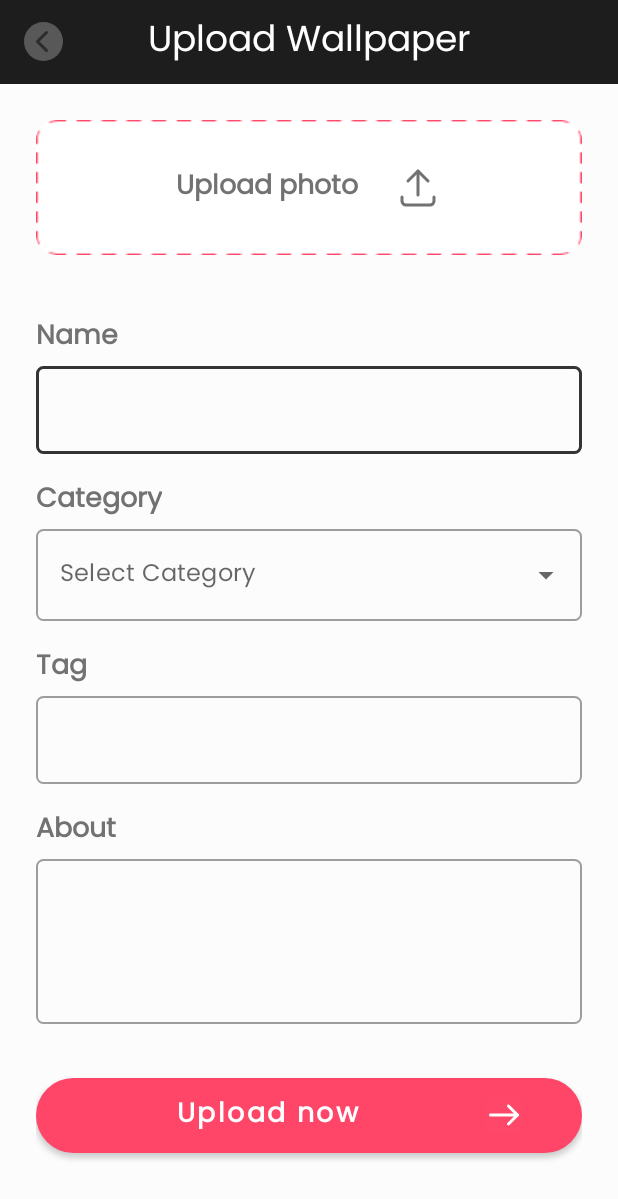
After one commit to rajib0909/RS_Wallpaper, an Android app: the layout fragment_upload_image.xml on its own in the app's theme, with its tools: preview values and no code run, on a phone screen of 412 x 824 dp. The commit adds this screen. Shown: the top 1199 px of the screen. Run offline under Robolectric (Android 15) with nearby library versions, the phone set to English and light mode, and no system bars.

Commit message:
Design Done

```diff
--- a/app/build.gradle
+++ b/app/build.gradle
@@ -70,5 +70,7 @@ dependencies {
     implementation 'de.hdodenhof:circleimageview:3.1.0'
     implementation 'com.github.zcweng:switch-button:0.0.3@aar'
 
-    implementation 'com.squareup.picasso:picasso:2.8'
+    implementation 'com.github.dhaval2404:imagepicker:2.1'
+
+
 }
--- /dev/null
+++ b/app/src/main/res/drawable/ic_upload_black.xml
@@ -0,0 +1,27 @@
+<vector xmlns:android="http://schemas.android.com/apk/res/android"
+    android:width="32dp"
+    android:height="32dp"
+    android:viewportWidth="32"
+    android:viewportHeight="32">
+  <path
+      android:pathData="M5.3333,22.6667V25.3333C5.3333,26.0406 5.6142,26.7189 6.1143,27.2189C6.6144,27.719 7.2927,28 7.9999,28H23.9999C24.7072,28 25.3854,27.719 25.8855,27.2189C26.3856,26.7189 26.6666,26.0406 26.6666,25.3333V22.6667"
+      android:strokeLineJoin="round"
+      android:strokeWidth="2"
+      android:fillColor="#00000000"
+      android:strokeColor="#727272"
+      android:strokeLineCap="round"/>
+  <path
+      android:pathData="M9.3333,12L15.9999,5.3333L22.6666,12"
+      android:strokeLineJoin="round"
+      android:strokeWidth="2"
+      android:fillColor="#00000000"
+      android:strokeColor="#727272"
+      android:strokeLineCap="round"/>
+  <path
+      android:pathData="M16,5.3333V21.3333"
+      android:strokeLineJoin="round"
+      android:strokeWidth="2"
+      android:fillColor="#00000000"
+      android:strokeColor="#727272"
+      android:strokeLineCap="round"/>
+</vector>
--- a/app/src/main/res/layout/fragment_home.xml
+++ b/app/src/main/res/layout/fragment_home.xml
@@ -77,7 +77,7 @@
 
 
         <com.google.android.material.floatingactionbutton.FloatingActionButton
-            android:id="@+id/floating_action_button"
+            android:id="@+id/upload_image_button"
             android:layout_width="wrap_content"
             android:layout_height="wrap_content"
             android:layout_gravity="bottom|right"
--- /dev/null
+++ b/app/src/main/res/layout/fragment_upload_image.xml
@@ -0,0 +1,252 @@
+<?xml version="1.0" encoding="utf-8"?>
+<layout>
+
+    <RelativeLayout xmlns:android="http://schemas.android.com/apk/res/android"
+        xmlns:app="http://schemas.android.com/apk/res-auto"
+        xmlns:tools="http://schemas.android.com/tools"
+        android:layout_width="match_parent"
+        android:layout_height="match_parent"
+        android:background="@color/background_color"
+        tools:context=".view.fragment.UploadImageFragment">
+
+        <androidx.appcompat.widget.Toolbar
+            android:id="@+id/toolbar"
+            android:layout_width="match_parent"
+            android:layout_height="?attr/actionBarSize"
+            android:layout_alignParentTop="true"
+            android:background="@color/theme_color">
+
+            <ImageView
+                android:id="@+id/btnBack"
+                android:layout_width="wrap_content"
+                android:layout_height="wrap_content"
+                android:layout_centerVertical="true"
+                android:src="@drawable/ic_back" />
+
+            <TextView
+                android:id="@+id/categoryTitle"
+                android:layout_width="wrap_content"
+                android:layout_height="wrap_content"
+                android:layout_gravity="center"
+                android:text="@string/upload_wallpaper"
+                android:textColor="@color/white"
+                android:textFontWeight="500"
+                android:textSize="24sp" />
+
+        </androidx.appcompat.widget.Toolbar>
+
+        <androidx.core.widget.NestedScrollView
+            android:id="@+id/scrollView"
+            android:layout_width="match_parent"
+            android:layout_height="match_parent"
+            android:layout_below="@+id/toolbar"
+            android:fillViewport="true">
+
+            <LinearLayout
+                android:layout_width="match_parent"
+                android:layout_height="match_parent"
+                android:orientation="vertical"
+                android:padding="24dp">
+
+                <com.google.android.material.card.MaterialCardView
+                    android:id="@+id/choose_photo"
+                    android:layout_width="match_parent"
+                    android:layout_height="90dp"
+                    android:clickable="true"
+                    android:focusable="true"
+                    app:cardCornerRadius="13dp"
+                    app:cardElevation="0dp">
+
+                    <LinearLayout
+                        android:layout_width="match_parent"
+                        android:layout_height="match_parent"
+                        android:background="@drawable/upload_photo_bg"
+                        android:gravity="center"
+                        android:orientation="horizontal">
+
+                        <TextView
+                            android:layout_width="wrap_content"
+                            android:layout_height="wrap_content"
+                            android:layout_gravity="center_vertical"
+                            android:text="@string/upload_photo"
+                            android:textColor="#727272"
+                            android:textFontWeight="600"
+                            android:textSize="18sp" />
+
+                        <ImageView
+                            android:layout_width="wrap_content"
+                            android:layout_height="wrap_content"
+                            android:layout_gravity="center_vertical"
+                            android:layout_marginStart="24dp"
+                            android:src="@drawable/ic_upload_black" />
+
+
+                    </LinearLayout>
+
+                </com.google.android.material.card.MaterialCardView>
+
+
+                <ImageView
+                    android:id="@+id/srcImage"
+                    android:layout_width="150dp"
+                    android:layout_height="266dp"
+                    android:layout_gravity="center_horizontal"
+                    android:layout_marginTop="20dp"
+                    android:visibility="gone" />
+
+
+                <TextView
+                    android:layout_width="wrap_content"
+                    android:layout_height="wrap_content"
+                    android:layout_gravity="center_vertical"
+                    android:layout_marginTop="40dp"
+                    android:text="@string/name"
+                    android:textColor="#727272"
+                    android:textFontWeight="600"
+                    android:textSize="18sp" />
+
+                <com.google.android.material.textfield.TextInputLayout
+                    android:id="@+id/label_et_name"
+                    style="@style/Widget.MaterialComponents.TextInputLayout.OutlinedBox"
+                    android:layout_width="match_parent"
+                    android:layout_height="wrap_content"
+                    android:layout_marginTop="4dp"
+                    app:boxCornerRadiusBottomEnd="5dp"
+                    app:boxCornerRadiusBottomStart="5dp"
+                    app:boxCornerRadiusTopEnd="5dp"
+                    app:boxCornerRadiusTopStart="5dp"
+                    app:hintEnabled="false">
+
+                    <com.google.android.material.textfield.TextInputEditText
+                        android:id="@+id/et_name"
+                        android:layout_width="match_parent"
+                        android:layout_height="wrap_content"
+                        android:inputType="text"
+                        android:maxLines="1"
+                        android:textSize="14dp" />
+
+                </com.google.android.material.textfield.TextInputLayout>
+
+                <TextView
+                    android:layout_width="wrap_content"
+                    android:layout_height="wrap_content"
+                    android:layout_gravity="center_vertical"
+                    android:layout_marginTop="16dp"
+                    android:text="@string/category"
+                    android:textColor="#727272"
+                    android:textFontWeight="600"
+                    android:textSize="18sp" />
+
+                <com.google.android.material.textfield.TextInputLayout
+                    android:id="@+id/label_category"
+                    style="@style/Widget.MaterialComponents.TextInputLayout.OutlinedBox.ExposedDropdownMenu"
+                    android:layout_width="match_parent"
+                    android:layout_height="wrap_content"
+                    android:layout_marginTop="4dp"
+                    app:boxCornerRadiusBottomEnd="5dp"
+                    app:boxCornerRadiusBottomStart="5dp"
+                    app:boxCornerRadiusTopEnd="5dp"
+                    app:boxCornerRadiusTopStart="5dp"
+                    app:hintEnabled="false">
+
+                    <AutoCompleteTextView
+                        android:id="@+id/spinner_category"
+                        android:layout_width="match_parent"
+                        android:layout_height="wrap_content"
+                        android:hint="@string/select_category"
+                        android:inputType="none" />
+
+                </com.google.android.material.textfield.TextInputLayout>
+
+
+                <TextView
+                    android:layout_width="wrap_content"
+                    android:layout_height="wrap_content"
+                    android:layout_gravity="center_vertical"
+                    android:layout_marginTop="16dp"
+                    android:text="@string/tag"
+                    android:textColor="#727272"
+                    android:textFontWeight="600"
+                    android:textSize="18sp" />
+
+                <com.google.android.material.textfield.TextInputLayout
+                    android:id="@+id/label_et_tag"
+                    style="@style/Widget.MaterialComponents.TextInputLayout.OutlinedBox"
+                    android:layout_width="match_parent"
+                    android:layout_height="wrap_content"
+                    android:layout_marginTop="4dp"
+                    app:boxCornerRadiusBottomEnd="5dp"
+                    app:boxCornerRadiusBottomStart="5dp"
+                    app:boxCornerRadiusTopEnd="5dp"
+                    app:boxCornerRadiusTopStart="5dp"
+                    app:hintEnabled="false">
+
+                    <com.google.android.material.textfield.TextInputEditText
+                        android:id="@+id/et_tag"
+                        android:layout_width="match_parent"
+                        android:layout_height="wrap_content"
+                        android:inputType="text"
+                        android:maxLines="1"
+                        android:textSize="14dp" />
+
+                </com.google.android.material.textfield.TextInputLayout>
+
+
+                <TextView
+                    android:layout_width="wrap_content"
+                    android:layout_height="wrap_content"
+                    android:layout_gravity="center_vertical"
+                    android:layout_marginTop="16dp"
+                    android:text="@string/about"
+                    android:textColor="#727272"
+                    android:textFontWeight="600"
+                    android:textSize="18sp" />
+
+                <com.google.android.material.textfield.TextInputLayout
+                    android:id="@+id/label_et_about"
+                    style="@style/Widget.MaterialComponents.TextInputLayout.OutlinedBox"
+                    android:layout_width="match_parent"
+                    android:layout_height="110dp"
+                    android:layout_marginTop="4dp"
+                    app:boxCornerRadiusBottomEnd="5dp"
+                    app:boxCornerRadiusBottomStart="5dp"
+                    app:boxCornerRadiusTopEnd="5dp"
+                    app:boxCornerRadiusTopStart="5dp"
+                    app:hintEnabled="false">
+
+                    <com.google.android.material.textfield.TextInputEditText
+                        android:id="@+id/et_about"
+                        android:layout_width="match_parent"
+                        android:layout_height="match_parent"
+                        android:gravity="top"
+                        android:inputType="textMultiLine"
+                        android:maxLines="4"
+                        android:textSize="14dp" />
+
+                </com.google.android.material.textfield.TextInputLayout>
+
+                <com.google.android.material.button.MaterialButton
+                    android:id="@+id/btn_upload_now"
+                    android:layout_width="match_parent"
+                    android:layout_height="wrap_content"
+                    android:layout_marginTop="30dp"
+                    android:drawableEnd="@drawable/ic_arrow_icon"
+                    android:drawableTint="@color/white"
+                    android:paddingTop="10dp"
+                    android:paddingEnd="40dp"
+                    android:paddingBottom="10dp"
+                    android:text="@string/upload_now"
+                    android:textAllCaps="false"
+                    android:textColor="@color/white"
+                    android:textFontWeight="600"
+                    android:textSize="18sp"
+                    app:backgroundTint="@color/purple"
+                    app:cornerRadius="30dp" />
+
+
+            </LinearLayout>
+        </androidx.core.widget.NestedScrollView>
+
+    </RelativeLayout>
+
+</layout>
--- a/app/src/main/res/navigation/mobile_navigation.xml
+++ b/app/src/main/res/navigation/mobile_navigation.xml
@@ -47,6 +47,12 @@
         android:label=""
         tools:layout="@layout/fragment_profile" />
 
+    <fragment
+        android:id="@+id/navigation_upload_image"
+        android:name="com.rsdesign.wallpaper.view.fragment.UploadImageFragment"
+        android:label=""
+        tools:layout="@layout/fragment_upload_image" />
+
 
 
 </navigation>
--- a/app/src/main/res/values/strings.xml
+++ b/app/src/main/res/values/strings.xml
@@ -44,4 +44,12 @@
     <string name="app_version_1_0_0_rs_wallpaper">App Version : 1.0.0 RS Wallpaper</string>
     <string name="todo">TODO</string>
     <string name="following">Following</string>
+    <string name="upload_wallpaper">Upload Wallpaper</string>
+    <string name="upload_photo">Upload photo</string>
+    <string name="name">Name</string>
+    <string name="select_category">Select Category</string>
+    <string name="tag">Tag</string>
+    <string name="about">About</string>
+    <string name="upload_now">Upload now</string>
+    <string name="ok">Ok</string>
 </resources>
--- a/settings.gradle
+++ b/settings.gradle
@@ -10,6 +10,7 @@ dependencyResolutionManagement {
     repositories {
         google()
         mavenCentral()
+        maven { url "https://jitpack.io" }
     }
 }
 rootProject.name = "RS Wallpaper"
```
Also changed, not shown: app/src/main/AndroidManifest.xml (+18 -0 lines), app/src/main/java/com/rsdesign/wallpaper/view/MainActivity.java (+51 -0 lines), app/src/main/java/com/rsdesign/wallpaper/view/OnboardingActivity.java (+7 -0 lines), app/src/main/java/com/rsdesign/wallpaper/view/SplashActivity.java (+15 -3 lines), app/src/main/java/com/rsdesign/wallpaper/view/fragment/HomeFragment.java (+8 -0 lines), app/src/main/java/com/rsdesign/wallpaper/view/fragment/PhotoViewFragment.java (+41 -16 lines), app/src/main/java/com/rsdesign/wallpaper/view/fragment/UploadImageFragment.java (added, +84 -0 lines), app/src/main/res/drawable/round_corner_dialog.xml (added, +8 -0 lines), app/src/main/res/layout/dialog.xml (added, +64 -0 lines), app/src/main/res/drawable/upload_photo_bg.png (added).
